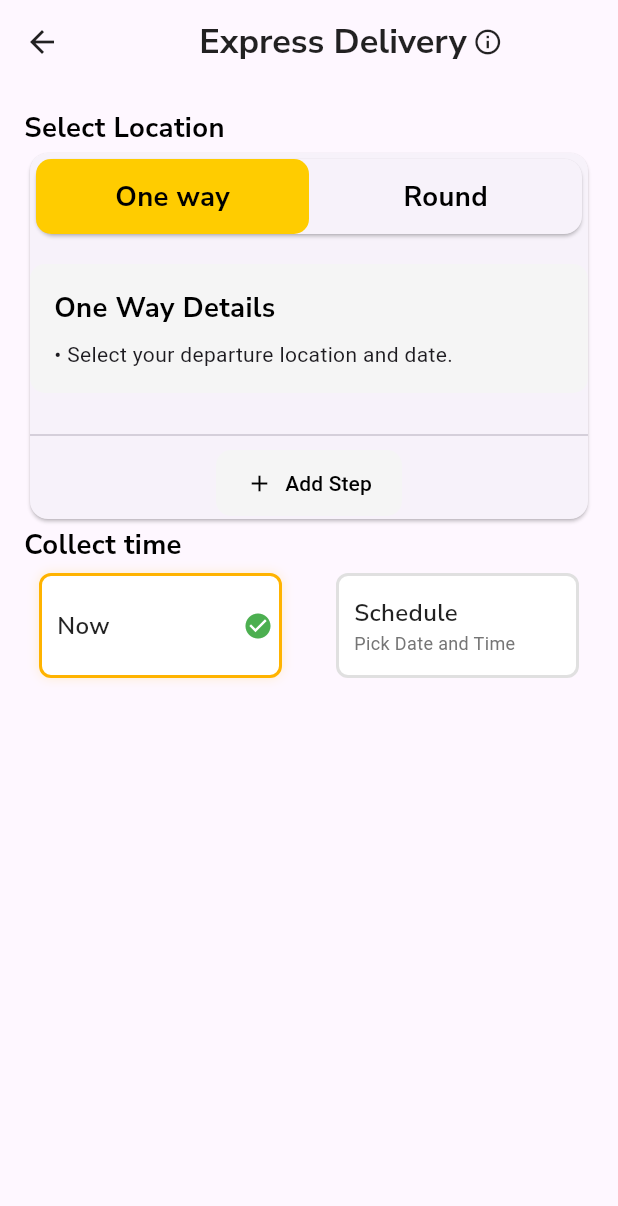
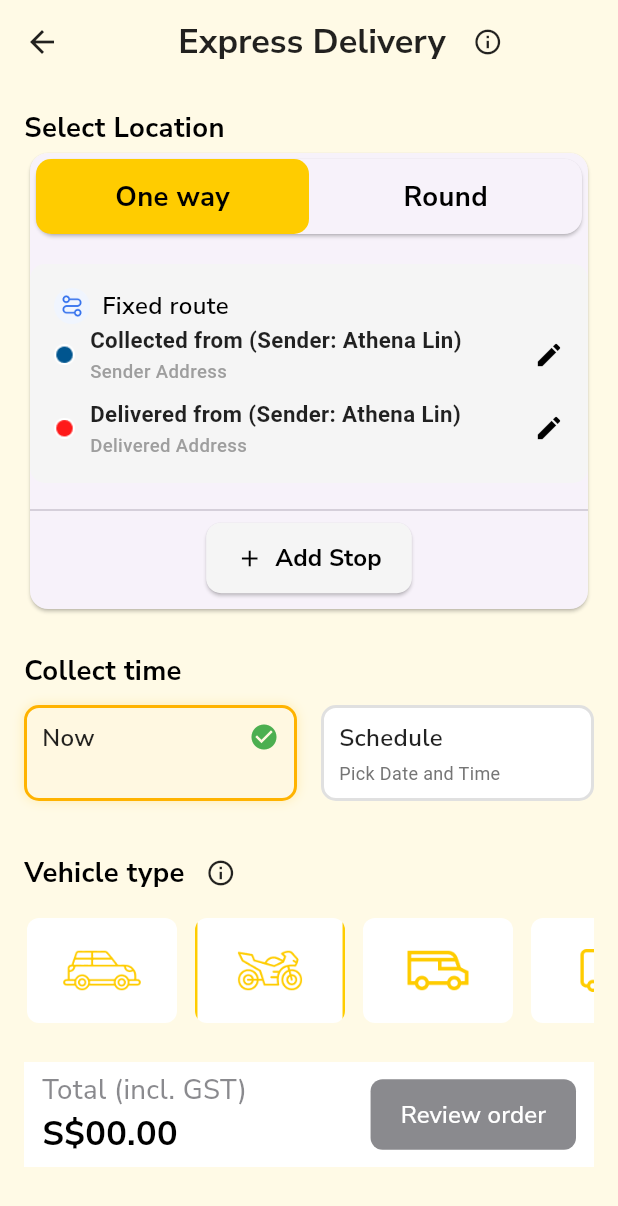
Before and after one commit to Dev-Ninjas-Backup/nicholaslim80, a Flutter app: the ExpressDelivery1 screen opened by its route, on a phone screen of 412 x 824 dp. Shown: the top 1206 px of the screen. Run offline on Flutter 3.47's test engine with Material 3 defaults, Android fonts, the phone set to English and light mode, and no system bars; our stand-ins replace flutter_easyloading, flutter_screenutil, get, google_fonts, share_plus.

Commit message:
Express Delivery Done

```diff
--- a/lib/core/utils/constants/icon_path.dart
+++ b/lib/core/utils/constants/icon_path.dart
@@ -43,5 +43,8 @@ class IconPath {
   static String faq = "assets/icons/faq.png";
   static String bike2 = "assets/icons/bike.png";
   static String car2 = "assets/icons/car.png";
+  static String shipment = "assets/icons/shipment.png";
   static String shopcar = "assets/icons/shop_car.png";
+  static String collectIcon = "assets/icons/collected_dot.png";
+  static String deliveredIcon = "assets/icons/delevered_dot.png";
 }
--- a/lib/features/user/ express_delivery_1/controller/express_controller_1.dart
+++ b/lib/features/user/ express_delivery_1/controller/express_controller_1.dart
@@ -1,37 +1,52 @@
 import 'package:get/get.dart';
 import 'package:nicholaslim80/core/utils/constants/icon_path.dart';
 
-class GariModel {
+class VehicleModel {
   final String iconPath;
-  GariModel(this.iconPath);
+  VehicleModel(this.iconPath);
 }
 
 class LocationController extends GetxController {
+  // trip/time state
   var isRoundTrip = false.obs;
   var isNowSelected = true.obs;
 
-  var gariList = <GariModel>[].obs;
+  // editing state used by widgets that allow inline title edit
+  var isEditing = false.obs;
+
+  // a simple title property used by the CollectInfoWidget
+  var title = 'Collected from (Sender: Athena Lin)'.obs;
+
+  // vehicles
+  var vehicleList = <VehicleModel>[].obs;
+
+  // selected vehicle state
+  var selectedVehicle = Rxn<VehicleModel>();
 
   @override
   void onInit() {
     super.onInit();
-    loadGariData();
+    loadVehicleData();
   }
 
   // Load initial vehicles
-  void loadGariData() {
-    gariList.value = [
-      GariModel(IconPath.car2),
-      GariModel(IconPath.bike2),
-      GariModel(IconPath.shopcar),
+  void loadVehicleData() {
+    vehicleList.value = [
+      VehicleModel(IconPath.car2),
+      VehicleModel(IconPath.bike2),
+      VehicleModel(IconPath.shopcar),
+      VehicleModel(IconPath.shipment),
     ];
   }
 
   void selectNow() => isNowSelected.value = true;
+  void selectSchedule() => isNowSelected.value = false;
+  void toggleTripType(bool isRound) => isRoundTrip.value = isRound;
+  void toggleEdit() => isEditing.value = !isEditing.value;
+  void updateTitle(String newTitle) => title.value = newTitle;
 
-  void selectSchedule() => isNowSelected.value = false;
-
-  void toggleTripType(bool isRound) {
-    isRoundTrip.value = isRound;
+  // 👉 new function to select vehicle
+  void selectVehicle(VehicleModel vehicle) {
+    selectedVehicle.value = vehicle;
   }
 }
--- a/lib/features/user/ express_delivery_1/screen/express_delivery_1.dart
+++ b/lib/features/user/ express_delivery_1/screen/express_delivery_1.dart
@@ -1,9 +1,12 @@
 import 'package:flutter/material.dart';
 import 'package:get/get.dart';
 import 'package:nicholaslim80/core/common/styles/global_text_style.dart';
+import 'package:nicholaslim80/core/utils/constants/app_colors.dart';
 import 'package:nicholaslim80/features/user/%20express_delivery_1/controller/express_controller_1.dart';
 import 'package:nicholaslim80/features/user/%20express_delivery_1/widget/collect_time_widget.dart';
-import 'package:nicholaslim80/features/user/%20express_delivery_1/widget/express_button_widget.dart';
+import 'package:nicholaslim80/features/user/%20express_delivery_1/widget/order_review_widget.dart';
+import 'package:nicholaslim80/features/user/%20express_delivery_1/widget/select_location_widget.dart';
+import 'package:nicholaslim80/features/user/%20express_delivery_1/widget/vehicle_type_widget.dart';
 
 class ExpressDelivery1 extends StatelessWidget {
   final LocationController controller = Get.put(LocationController());
@@ -13,9 +16,9 @@ class ExpressDelivery1 extends StatelessWidget {
   @override
   Widget build(BuildContext context) {
     return Scaffold(
+      backgroundColor: AppColors.backgroungColor,
       appBar: AppBar(
         backgroundColor: Colors.transparent,
-        elevation: 0,
         leading: IconButton(
           icon: Icon(Icons.arrow_back, color: Colors.black87),
           onPressed: () => Get.back(),
@@ -33,7 +36,10 @@ class ExpressDelivery1 extends StatelessWidget {
               ),
             ),
             SizedBox(width: 4.0),
-            Icon(Icons.info_outline, color: Colors.black87, size: 20),
+            IconButton(
+              icon: Icon(Icons.info_outline, color: Colors.black87, size: 20),
+              onPressed: () {},
+            ),
           ],
         ),
       ),
@@ -51,34 +57,8 @@ class ExpressDelivery1 extends StatelessWidget {
                 color: Colors.black,
               ),
             ),
-            Card(
-              child: Column(
-                children: [
-                  ExpressButtonWidget(controller: controller),
-                  SizedBox(height: 20),
-                  Divider(),
-                  Center(
-                    child: ElevatedButton.icon(
-                      style: ElevatedButton.styleFrom(
-                        backgroundColor: Colors.grey[100],
-                        foregroundColor: Colors.black,
-                        elevation: 0,
-                        padding: EdgeInsets.symmetric(
-                          vertical: 12,
-                          horizontal: 20,
-                        ),
-                        shape: RoundedRectangleBorder(
-                          borderRadius: BorderRadius.circular(10),
-                        ),
-                      ),
-                      icon: Icon(Icons.add),
-                      label: Text("Add Step"),
-                      onPressed: () {},
-                    ),
-                  ),
-                ],
-              ),
-            ),
+            SelectLocationWidget(controller: controller),
+            SizedBox(height: 24),
             Text(
               'Collect time',
               style: getTextStyle(
@@ -87,17 +67,18 @@ class ExpressDelivery1 extends StatelessWidget {
                 color: Colors.black,
               ),
             ),
-            SizedBox(height: 6),
+            SizedBox(height: 10),
             Obx(
-              () => Row(
-                mainAxisAlignment: MainAxisAlignment.spaceEvenly,
+              () => IntrinsicHeight(
+                child: Row(
+                  crossAxisAlignment: CrossAxisAlignment.stretch,
                   children: [
                     CollectTimeOption(
                       title: "Now",
                       selected: controller.isNowSelected.value,
                       onTap: controller.selectNow,
                     ),
-                  const SizedBox(width: 16),
+                    SizedBox(width: 16),
                     CollectTimeOption(
                       title: "Schedule",
                       subtitle: "Pick Date and Time",
@@ -107,6 +88,31 @@ class ExpressDelivery1 extends StatelessWidget {
                   ],
                 ),
               ),
+            ),
+            SizedBox(height: 24),
+            Row(
+              children: [
+                Text(
+                  'Vehicle type',
+                  style: getTextStyle(
+                    fontSize: 16,
+                    fontWeight: FontWeight.bold,
+                    color: Colors.black,
+                  ),
+                ),
+                IconButton(
+                  onPressed: () {},
+                  icon: Icon(Icons.info_outline),
+                  color: Colors.black87,
+                  iconSize: 20,
+                ),
+              ],
+            ),
+            SizedBox(height: 4),
+            VehicleTypeWidget(controller: controller),
+
+            SizedBox(height: 24),
+            OrderReviewWidget(),
           ],
         ),
       ),
--- a/lib/features/user/ express_delivery_1/widget/collect_time_widget.dart
+++ b/lib/features/user/ express_delivery_1/widget/collect_time_widget.dart
@@ -17,49 +17,64 @@ class CollectTimeOption extends StatelessWidget {
 
   @override
   Widget build(BuildContext context) {
-    return GestureDetector(
+    return Flexible(
+      child: GestureDetector(
         onTap: onTap,
         child: Container(
-        padding: EdgeInsets.only(left: 10, right: 4),
-        width: 162,
-        height: 70,
+          padding: EdgeInsets.symmetric(horizontal: 10, vertical: 8),
           decoration: BoxDecoration(
-          color: Colors.white,
-          borderRadius: BorderRadius.circular(8),
+            color: selected ? Colors.amber.shade50 : Colors.white,
+            borderRadius: BorderRadius.circular(10),
             border: Border.all(
               color: selected ? Colors.amber.shade600 : Colors.grey.shade300,
               width: 2,
             ),
             boxShadow: selected
-              ? [BoxShadow(color: Colors.amber.withOpacity(0.2), blurRadius: 6)]
+                ? [
+                    BoxShadow(
+                      color: Colors.amber.withAlpha((0.25 * 255).round()),
+                      blurRadius: 6,
+                    ),
+                  ]
                 : [],
           ),
           child: Column(
-          mainAxisAlignment: MainAxisAlignment.center,
+            mainAxisSize: MainAxisSize.min,
             crossAxisAlignment: CrossAxisAlignment.start,
             children: [
               Row(
                 children: [
-                Text(
+                  Expanded(
+                    child: Text(
                       title,
                       style: getTextStyle(
                         fontSize: 14,
                         fontWeight: FontWeight.w600,
                         color: Colors.black87,
                       ),
+                      softWrap: true,
+                      overflow: TextOverflow.ellipsis,
                     ),
-                Spacer(),
+                  ),
                   if (selected)
-                  Icon(Icons.check_circle, color: Colors.green, size: 20),
+                    const Icon(
+                      Icons.check_circle,
+                      color: Colors.green,
+                      size: 20,
+                    ),
                 ],
               ),
-
-            if (subtitle != null)
+              if (subtitle != null) ...[
+                SizedBox(height: 4),
                 Text(
                   subtitle!,
                   style: TextStyle(color: Colors.grey.shade600, fontSize: 12),
+                  softWrap: true,
+                  overflow: TextOverflow.visible,
                 ),
               ],
+            ],
+          ),
         ),
       ),
     );
--- a/lib/features/user/ express_delivery_1/widget/express_button_widget.dart
+++ b/lib/features/user/ express_delivery_1/widget/express_button_widget.dart
@@ -4,6 +4,7 @@ import 'package:nicholaslim80/core/common/styles/global_text_style.dart';
 import 'package:nicholaslim80/core/utils/constants/app_colors.dart';
 import 'package:nicholaslim80/core/utils/constants/icon_path.dart';
 import 'package:nicholaslim80/features/user/%20express_delivery_1/controller/express_controller_1.dart';
+import 'package:nicholaslim80/features/user/%20express_delivery_1/widget/one_way_round_functionality.dart';
 
 class ExpressButtonWidget extends StatelessWidget {
   const ExpressButtonWidget({super.key, required this.controller});
@@ -70,7 +71,7 @@ class ExpressButtonWidget extends StatelessWidget {
             ),
           ),
 
-          const SizedBox(height: 16),
+          SizedBox(height: 16),
 
           Container(
             width: double.infinity,
@@ -86,7 +87,13 @@ class ExpressButtonWidget extends StatelessWidget {
                       Row(
                         spacing: 8,
                         children: [
-                          Image.asset(IconPath.exparess, width: 24, height: 24),
+                          Center(
+                            child: Image.asset(
+                              IconPath.exparess,
+                              width: 24,
+                              height: 24,
+                            ),
+                          ),
                           Text(
                             'Fixed route',
                             style: getTextStyle(
@@ -96,21 +103,82 @@ class ExpressButtonWidget extends StatelessWidget {
                           ),
                         ],
                       ),
+                      Column(
+                        children: [
+                          OneWayRoundWidget(
+                            controller: LocationController(),
+                            title: 'Collected from (Sender: Athena Lin)',
+                            subtitle: 'Sender Address',
+                            icon: Image.asset(
+                              IconPath.collectIcon,
+                              width: 14,
+                              height: 14,
+                            ),
+                          ),
+
+                          SizedBox(height: 8),
+                          OneWayRoundWidget(
+                            controller: LocationController(),
+                            title: 'Delivered from (Sender: Athena Lin)',
+                            subtitle: 'Delivered Address',
+                            icon: Image.asset(
+                              IconPath.deliveredIcon,
+                              width: 14,
+                              height: 14,
+                            ),
+                          ),
+                        ],
+                      ),
                     ],
                   )
                 : Column(
                     crossAxisAlignment: CrossAxisAlignment.start,
                     children: [
-                      Text(
-                        "One Way Details",
-                        style: getTextStyle(
-                          fontSize: 16,
-                          fontWeight: FontWeight.bold,
-                          color: Colors.black,
-                        ),
+                      Row(
+                        spacing: 8,
+                        children: [
+                          Center(
+                            child: Image.asset(
+                              IconPath.exparess,
+                              width: 24,
+                              height: 24,
+                            ),
+                          ),
+                          Text(
+                            'Fixed route',
+                            style: getTextStyle(
+                              fontSize: 14,
+                              fontWeight: FontWeight.w600,
+                            ),
+                          ),
+                        ],
                       ),
-                      SizedBox(height: 8),
-                      Text("• Select your departure location and date."),
+                      Column(
+                        children: [
+                          OneWayRoundWidget(
+                            controller: LocationController(),
+                            title: 'Collected from (Sender: Athena Lin)',
+                            subtitle: 'Sender Address',
+                            icon: Image.asset(
+                              IconPath.collectIcon,
+                              width: 14,
+                              height: 14,
+                            ),
+                          ),
+
+                          SizedBox(height: 8),
+                          OneWayRoundWidget(
+                            controller: LocationController(),
+                            title: 'Delivered from (Sender: Athena Lin)',
+                            subtitle: 'Delivered Address',
+                            icon: Image.asset(
+                              IconPath.deliveredIcon,
+                              width: 14,
+                              height: 14,
+                            ),
+                          ),
+                        ],
+                      ),
                     ],
                   ),
           ),
--- /dev/null
+++ b/lib/features/user/ express_delivery_1/widget/one_way_round_functionality.dart
@@ -0,0 +1,88 @@
+import 'package:flutter/material.dart';
+import 'package:get/get.dart';
+import 'package:nicholaslim80/core/common/styles/global_text_style.dart';
+import '../controller/express_controller_1.dart';
+
+class OneWayRoundWidget extends StatelessWidget {
+  final LocationController controller;
+  final String title;
+  final String subtitle;
+  final Widget icon;
+
+  const OneWayRoundWidget({
+    super.key,
+    required this.controller,
+    required this.title,
+    required this.subtitle,
+    required this.icon,
+  });
+
+  @override
+  Widget build(BuildContext context) {
+    final screenWidth = Get.width;
+
+    final RxString currentTitle = title.obs;
+
+    return Row(
+      crossAxisAlignment: CrossAxisAlignment.center,
+      children: [
+        icon,
+        SizedBox(width: 10),
+        Expanded(
+          child: Column(
+            crossAxisAlignment: CrossAxisAlignment.start,
+            children: [
+              Obx(
+                () => controller.isEditing.value
+                    ? TextField(
+                        autofocus: true,
+                        controller: TextEditingController(
+                          text: currentTitle.value,
+                        ),
+                        onChanged: (val) => currentTitle.value = val,
+                        style: getTextStyle(
+                          fontSize: screenWidth * 0.036,
+                          color: Colors.black87,
+                          fontWeight: FontWeight.w600,
+                        ),
+                        decoration: InputDecoration(
+                          isDense: true,
+                          contentPadding: EdgeInsets.zero,
+                          border: InputBorder.none,
+                        ),
+                      )
+                    : Text(
+                        currentTitle.value,
+                        style: TextStyle(
+                          fontSize: screenWidth * 0.036,
+                          color: Colors.black87,
+                          fontWeight: FontWeight.w600,
+                        ),
+                      ),
+              ),
+              SizedBox(height: 2),
+              Text(
+                subtitle,
+                style: TextStyle(
+                  fontSize: screenWidth * 0.03,
+                  color: Colors.grey,
+                  fontWeight: FontWeight.w500,
+                ),
+              ),
+            ],
+          ),
+        ),
+        Obx(
+          () => GestureDetector(
+            onTap: controller.toggleEdit,
+            child: Icon(
+              controller.isEditing.value ? Icons.check : Icons.edit,
+              color: controller.isEditing.value ? Colors.green : Colors.black,
+              size: 20,
+            ),
+          ),
+        ),
+      ],
+    );
+  }
+}
--- /dev/null
+++ b/lib/features/user/ express_delivery_1/widget/order_review_widget.dart
@@ -0,0 +1,64 @@
+import 'package:flutter/cupertino.dart';
+import 'package:flutter/material.dart';
+import 'package:nicholaslim80/core/common/styles/global_text_style.dart';
+
+class OrderReviewWidget extends StatelessWidget {
+  const OrderReviewWidget({super.key});
+
+  @override
+  Widget build(BuildContext context) {
+    return Container(
+      width: double.infinity,
+      height: 70,
+      color: Colors.white,
+      padding: EdgeInsets.symmetric(horizontal: 12),
+      child: Row(
+        mainAxisAlignment: MainAxisAlignment.spaceBetween,
+        crossAxisAlignment: CrossAxisAlignment.center,
+        children: [
+          Column(
+            mainAxisAlignment: MainAxisAlignment.center,
+            crossAxisAlignment: CrossAxisAlignment.start,
+            children: [
+              Text(
+                'Total (incl. GST)',
+                style: getTextStyle(
+                  fontSize: 16,
+                  fontWeight: FontWeight.w500,
+                  color: CupertinoColors.secondaryLabel,
+                ),
+              ),
+              Text(
+                'S\$00.00',
+                style: getTextStyle(
+                  fontSize: 20,
+                  fontWeight: FontWeight.bold,
+                  color: Colors.black,
+                ),
+              ),
+            ],
+          ),
+          FilledButton(
+            onPressed: () {},
+            style: FilledButton.styleFrom(
+              backgroundColor: CupertinoColors.secondaryLabel,
+              foregroundColor: Colors.white,
+              padding: EdgeInsets.symmetric(horizontal: 20, vertical: 12),
+              shape: RoundedRectangleBorder(
+                borderRadius: BorderRadius.circular(8),
+              ),
+            ),
+            child: Text(
+              'Review order',
+              style: getTextStyle(
+                fontSize: 14,
+                fontWeight: FontWeight.w500,
+                color: Colors.white,
+              ),
+            ),
+          ),
+        ],
+      ),
+    );
+  }
+}
--- /dev/null
+++ b/lib/features/user/ express_delivery_1/widget/select_location_widget.dart
@@ -0,0 +1,47 @@
+import 'package:flutter/material.dart';
+import 'package:nicholaslim80/core/common/styles/global_text_style.dart';
+import 'package:nicholaslim80/features/user/%20express_delivery_1/controller/express_controller_1.dart';
+import 'package:nicholaslim80/features/user/%20express_delivery_1/widget/express_button_widget.dart';
+
+class SelectLocationWidget extends StatelessWidget {
+  const SelectLocationWidget({super.key, required this.controller});
+
+  final LocationController controller;
+
+  @override
+  Widget build(BuildContext context) {
+    return Card(
+      child: Column(
+        children: [
+          ExpressButtonWidget(controller: controller),
+          SizedBox(height: 10),
+          Divider(),
+          Center(
+            child: ElevatedButton.icon(
+              style: ElevatedButton.styleFrom(
+                backgroundColor: Colors.grey[100],
+                foregroundColor: Colors.black,
+
+                padding: EdgeInsets.symmetric(vertical: 12, horizontal: 20),
+                shape: RoundedRectangleBorder(
+                  borderRadius: BorderRadius.circular(10),
+                ),
+              ),
+              icon: Icon(Icons.add),
+              label: Text(
+                "Add Stop",
+                style: getTextStyle(
+                  fontSize: 14,
+                  fontWeight: FontWeight.w700,
+                  color: Colors.black,
+                ),
+              ),
+              onPressed: () {},
+            ),
+          ),
+          SizedBox(height: 10),
+        ],
+      ),
+    );
+  }
+}
--- /dev/null
+++ b/lib/features/user/ express_delivery_1/widget/vehicle_type_widget.dart
@@ -0,0 +1,48 @@
+import 'package:flutter/cupertino.dart';
+import 'package:flutter/material.dart';
+import 'package:get/get_state_manager/src/rx_flutter/rx_obx_widget.dart';
+import 'package:nicholaslim80/features/user/%20express_delivery_1/controller/express_controller_1.dart';
+
+class VehicleTypeWidget extends StatelessWidget {
+  const VehicleTypeWidget({super.key, required this.controller});
+
+  final LocationController controller;
+
+  @override
+  Widget build(BuildContext context) {
+    return Obx(
+      () => SingleChildScrollView(
+        scrollDirection: Axis.horizontal,
+        child: Row(
+          spacing: 8,
+          children: controller.vehicleList.map((vehicle) {
+            bool isSelected = controller.selectedVehicle.value == vehicle;
+            return GestureDetector(
+              onTap: () => controller.selectVehicle(vehicle),
+              child: Container(
+                decoration: BoxDecoration(
+                  border: Border.all(
+                    color: isSelected
+                        ? Colors.amber.shade600
+                        : Colors.transparent,
+                    width: 2,
+                  ),
+                  borderRadius: BorderRadius.circular(10),
+                ),
+                child: ClipRRect(
+                  borderRadius: BorderRadius.circular(8),
+                  child: Image.asset(
+                    vehicle.iconPath,
+                    fit: BoxFit.cover,
+                    width: 100,
+                    height: 70,
+                  ),
+                ),
+              ),
+            );
+          }).toList(),
+        ),
+      ),
+    );
+  }
+}
--- a/lib/features/user/home/my_riders/screen/my_riders.dart
+++ b/lib/features/user/home/my_riders/screen/my_riders.dart
@@ -36,7 +36,7 @@ class MyRidersScreen extends StatelessWidget {
               ),
             ),
             SizedBox(width: 4.w),
-            const Icon(Icons.info_outline, color: Colors.black87, size: 20),
+            Icon(Icons.info_outline, color: Colors.black87, size: 20),
           ],
         ),
       ),
```
Also changed, not shown: assets/icons/collected_dot.png (added), assets/icons/delevered_dot.png (added), assets/icons/shipment.png (added), 1 other file. Lines whose indentation alone changed are shown as unchanged.
